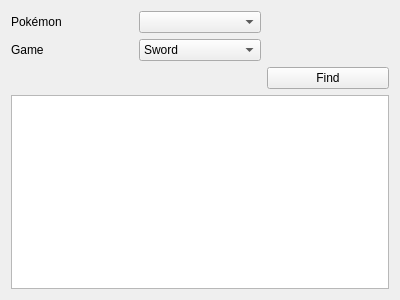
Above: Forms/Tools/EncounterLookup.ui from Admiral-Fish/RaidFinder before the change. Below: the same form after it.
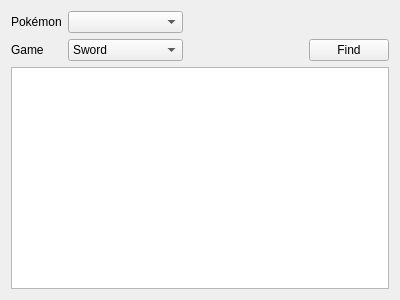
That is the form after the change.

Commit message: improve EncounterLookup for better readability

Diff of the .ui file:
```diff
--- a/Forms/Tools/EncounterLookup.ui
+++ b/Forms/Tools/EncounterLookup.ui
@@ -14,51 +14,85 @@
    <string>Encounter Lookup</string>
   </property>
   <layout class="QGridLayout" name="gridLayout">
-   <item row="0" column="0">
-    <widget class="QLabel" name="labelPokemon">
-     <property name="text">
-      <string>Pokémon</string>
-     </property>
-    </widget>
-   </item>
-   <item row="0" column="1">
-    <widget class="QComboBox" name="comboBoxPokemon"/>
-   </item>
-   <item row="1" column="1">
-    <widget class="QComboBox" name="comboBoxGame">
-     <item>
-      <property name="text">
-       <string>Sword</string>
-      </property>
-     </item>
-     <item>
-      <property name="text">
-       <string>Shield</string>
-      </property>
-     </item>
-    </widget>
-   </item>
-   <item row="2" column="2">
-    <widget class="QPushButton" name="pushButtonFind">
-     <property name="text">
-      <string>Find</string>
-     </property>
-    </widget>
-   </item>
-   <item row="3" column="0" colspan="3">
+   <item row="3" column="0" colspan="4">
     <widget class="QTableView" name="tableView">
      <attribute name="verticalHeaderVisible">
       <bool>false</bool>
      </attribute>
     </widget>
    </item>
+   <item row="0" column="1">
+    <widget class="QComboBox" name="comboBoxPokemon"/>
+   </item>
+   <item row="1" column="3">
+    <widget class="QPushButton" name="pushButtonFind">
+     <property name="sizePolicy">
+      <sizepolicy hsizetype="Fixed" vsizetype="Fixed">
+       <horstretch>0</horstretch>
+       <verstretch>0</verstretch>
+      </sizepolicy>
+     </property>
+     <property name="text">
+      <string>Find</string>
+     </property>
+    </widget>
+   </item>
    <item row="1" column="0">
     <widget class="QLabel" name="labelGame">
+     <property name="sizePolicy">
+      <sizepolicy hsizetype="Fixed" vsizetype="Preferred">
+       <horstretch>0</horstretch>
+       <verstretch>0</verstretch>
+      </sizepolicy>
+     </property>
      <property name="text">
       <string>Game</string>
      </property>
     </widget>
    </item>
+   <item row="0" column="0">
+    <widget class="QLabel" name="labelPokemon">
+     <property name="sizePolicy">
+      <sizepolicy hsizetype="Fixed" vsizetype="Preferred">
+       <horstretch>0</horstretch>
+       <verstretch>0</verstretch>
+      </sizepolicy>
+     </property>
+     <property name="text">
+      <string>Pokémon</string>
+     </property>
+    </widget>
+   </item>
+   <item row="1" column="1">
+    <widget class="QComboBox" name="comboBoxGame">
+     <item>
+      <property name="text">
+       <string>Sword</string>
+      </property>
+     </item>
+     <item>
+      <property name="text">
+       <string>Shield</string>
+      </property>
+     </item>
+    </widget>
+   </item>
+   <item row="1" column="2">
+    <spacer name="horizontalSpacer">
+     <property name="orientation">
+      <enum>Qt::Horizontal</enum>
+     </property>
+     <property name="sizeType">
+      <enum>QSizePolicy::Fixed</enum>
+     </property>
+     <property name="sizeHint" stdset="0">
+      <size>
+       <width>40</width>
+       <height>20</height>
+      </size>
+     </property>
+    </spacer>
+   </item>
   </layout>
  </widget>
  <resources/>
```
The commit also changes 2 other files.
